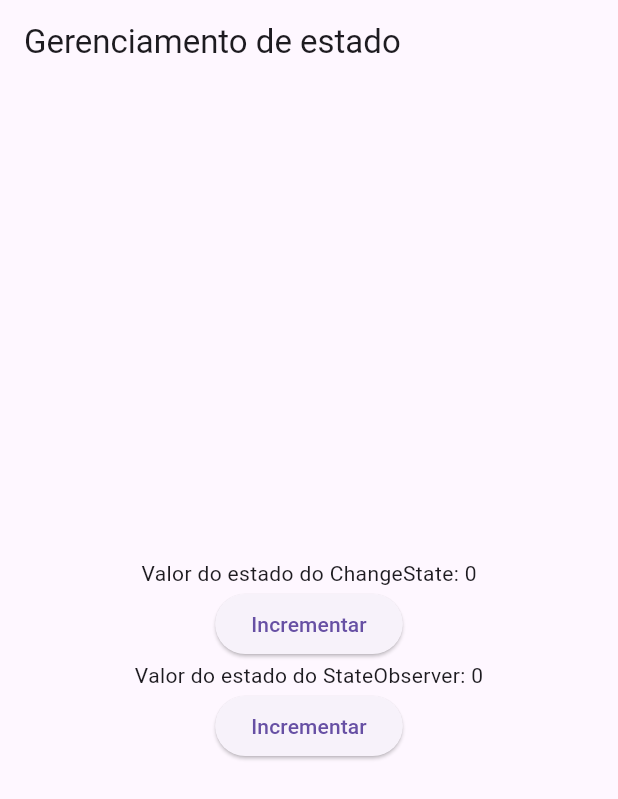
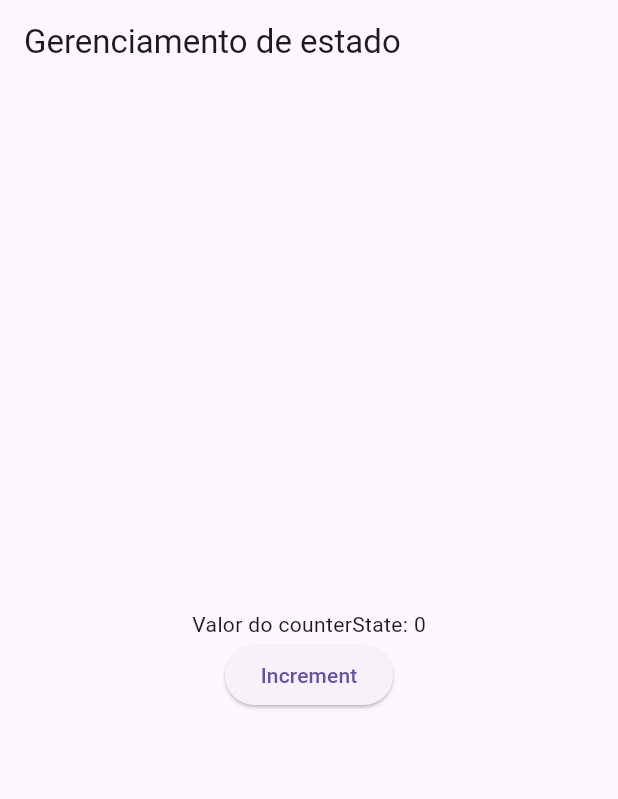
Before and after one commit to Brunokrk/Advanced-Flutter, a Flutter app: the screen it shows after launch, on a phone screen of 412 x 824 dp. Shown: the top 799 px of the screen. Run offline on Flutter 3.47's test engine with Material 3 defaults, Android fonts, the phone set to English and light mode, and no system bars.

Commit message:
builder estado unico

```diff
--- /dev/null
+++ b/understanding_state_manage/lib/builders/observable_state_builder.dart
@@ -0,0 +1,58 @@
+import 'package:flutter/material.dart';
+import 'package:understanding_state_manage/controllers/state_observable.dart';
+
+class ObservableStateBuilder<T> extends StatefulWidget {
+  const ObservableStateBuilder({super.key, required this.stateObservable, required this.builder, this.child, this.buildWhen, this.listener});
+
+  final Widget Function(BuildContext context, T state, Widget? child) builder;
+  final StateObservable<T> stateObservable;
+  final Widget? child;
+  final bool Function(T oldState, T newState)? buildWhen; // Se for passada, será executa e caso caia em True será rebuildada
+  final void Function(BuildContext context, T state)? listener; // somente quando should rebuild
+
+  @override
+  State<ObservableStateBuilder<T>> createState() => _ObservableStateBuilderState<T>();
+}
+
+class _ObservableStateBuilderState<T> extends State<ObservableStateBuilder<T>> {
+
+  late T state;
+
+  @override
+  void initState() {
+    widget.stateObservable.addListener(callback);
+    state = widget.stateObservable.state;
+    super.initState();
+  }
+
+  void callback(){
+    if(shouldRebuild()){
+      state = widget.stateObservable.state;
+      if(widget.listener != null){
+        widget.listener!(context, state);
+      }
+      setState(() {});
+    }else{
+      state = widget.stateObservable.state;
+    }
+  }
+
+  bool shouldRebuild(){
+    if(widget.buildWhen != null){
+      return widget.buildWhen!(state, widget.stateObservable.state);
+    }
+      return true;
+  }
+
+  @override
+  Widget build(BuildContext context) {
+    return widget.builder(context, state, widget.child);
+
+  }
+
+  @override
+  void dispose() {
+    widget.stateObservable.removeListener(callback);
+    super.dispose();
+  }
+}
--- a/understanding_state_manage/lib/main.dart
+++ b/understanding_state_manage/lib/main.dart
@@ -1,5 +1,6 @@
 import 'package:flutter/material.dart';
 import 'package:understanding_state_manage/builders/observable_builder.dart';
+import 'package:understanding_state_manage/builders/observable_state_builder.dart';
 import 'package:understanding_state_manage/classes/counter_sate.dart';
 import 'package:understanding_state_manage/contracts/observable.dart';
 import 'package:understanding_state_manage/controllers/state_observable.dart';
@@ -32,18 +33,6 @@ class _MyHomePageState extends State<MyHomePage> {
   final counterState = CounterState();
   final observableCounter = StateObservable(0);
 
-  @override
-  void initState() {
-    observableCounter.addListener(callback);
-    super.initState();
-  }
-
-  @override
-  void dispose() {
-    observableCounter.removeListener(callback);
-    super.dispose();
-  }
-
   void callback() {
     setState(() {});
   }
@@ -58,29 +47,22 @@ class _MyHomePageState extends State<MyHomePage> {
           child: Column(
         mainAxisAlignment: MainAxisAlignment.center,
         children: [
-          ObservableBuilder(
-            //child: Text("Child widget"),
-            observable: counterState,
-            builder: (context, child) {
-              return Column(
-                children: [
-                  Text(
-                      "Valor do estado do ChangeState: ${counterState.counter}"), //child!
-                ],
-              );
+          ObservableStateBuilder(
+              stateObservable: observableCounter,
+              listener: (context, state) {
+                ScaffoldMessenger.of(context).showSnackBar(
+                    SnackBar(content: Text("Valor do counter: $state"),),);
+              },
+              buildWhen: (oldState, newState) => newState % 2 == 0,
+              builder: (context, state, child) {
+                return Text("Valor do counterState: $state");
+              }),
+          ElevatedButton(
+            onPressed: () {
+              observableCounter.state++;
             },
+            child: const Text('Increment'),
           ),
-          ElevatedButton(
-              onPressed: () {
-                counterState.increment();
-              },
-              child: const Text("Incrementar")),
-          Text("Valor do estado do StateObserver: ${observableCounter.state}"),
-          ElevatedButton(
-              onPressed: () {
-                observableCounter.state++;
-              },
-              child: const Text("Incrementar"))
         ],
       )),
     );
```
